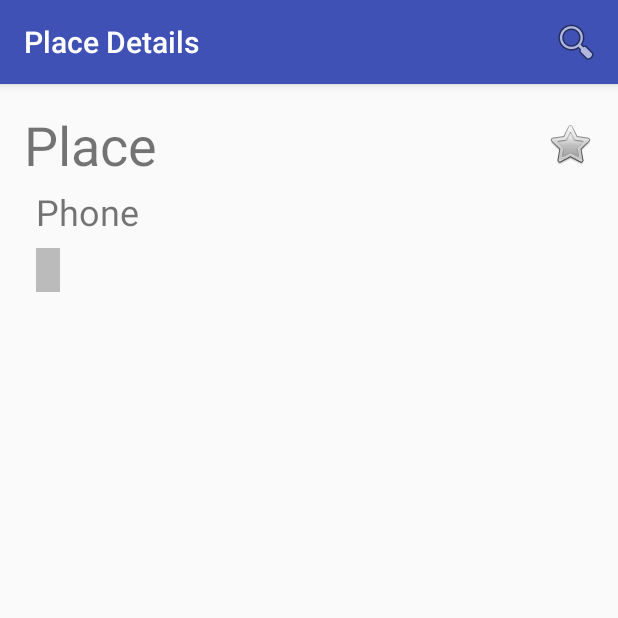
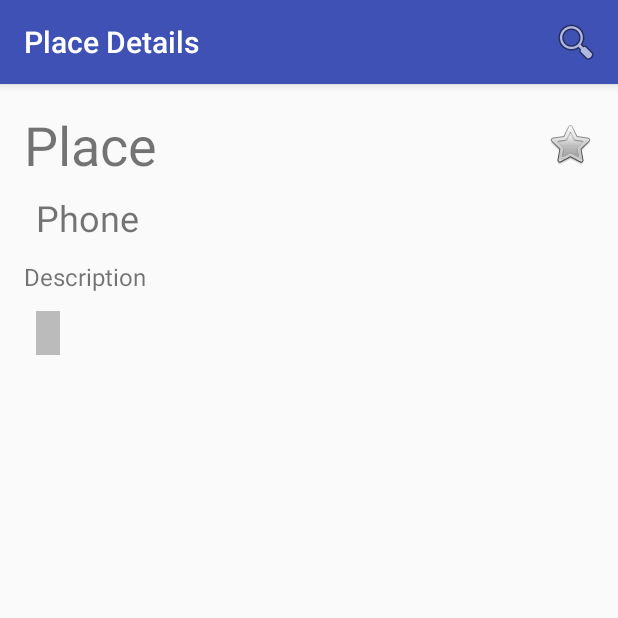
Before and after one commit to maezred/Places-Android, an Android app: the DetailActivity screen opened directly, with no data from a screen before it, on a phone screen of 412 x 824 dp, the top half of it. Run offline under Robolectric (Android 15) with nearby library versions, the phone set to English and light mode, and no system bars; libraries missing offline, so code that uses them is left out: com.readystatesoftware.sqliteasset; 8 statements that could not run were skipped.

Commit message:
Add description to detail activity.

```diff
--- a/app/src/main/java/net/moltendorf/places/activity/DetailActivity.java
+++ b/app/src/main/java/net/moltendorf/places/activity/DetailActivity.java
@@ -27,6 +27,7 @@ public class DetailActivity extends BaseActivity {
 
 	private TextView placeName, placePhone;
 	private CheckBox     placeFavorite;
+	private TextView     placeDescription;
 	private LinearLayout placeTags;
 
 	private PlacesQueryHelper queryHelper;
@@ -55,6 +56,7 @@ public class DetailActivity extends BaseActivity {
 		placeName = (TextView) findViewById(R.id.detail_place_name);
 		placePhone = (TextView) findViewById(R.id.detail_place_phone);
 		placeFavorite = (CheckBox) findViewById(R.id.detail_place_favorite);
+		placeDescription = (TextView) findViewById(R.id.detail_place_description);
 		placeTags = (LinearLayout) findViewById(R.id.detail_place_tags);
 	}
 
@@ -81,6 +83,7 @@ public class DetailActivity extends BaseActivity {
 		placeName.setText(place.getName());
 		placePhone.setText(place.getPhone());
 		placeFavorite.setChecked(place.isFavorite());
+		placeDescription.setText(place.getDescription());
 
 		placeTags.removeAllViewsInLayout();
 
--- a/app/src/main/res/layout/content_detail.xml
+++ b/app/src/main/res/layout/content_detail.xml
@@ -17,6 +17,7 @@
 	<LinearLayout
 		android:layout_width="match_parent"
 		android:layout_height="wrap_content"
+		android:layout_marginBottom="4dp"
 		android:gravity="center"
 		android:orientation="horizontal">
 
@@ -39,12 +40,20 @@
 		android:id="@+id/detail_place_phone"
 		android:layout_width="wrap_content"
 		android:layout_height="wrap_content"
-		android:layout_marginBottom="4dp"
+		android:layout_marginBottom="8dp"
 		android:layout_marginLeft="4dp"
 		android:layout_marginStart="4dp"
 		android:padding="4dp"
 		android:text="@string/placeholder_phone"
 		android:textSize="24sp"/>
+
+	<TextView
+		android:id="@+id/detail_place_description"
+		android:layout_width="match_parent"
+		android:layout_height="wrap_content"
+		android:layout_marginBottom="12dp"
+		android:text="@string/placeholder_description"
+		android:textSize="16sp"/>
 
 	<LinearLayout
 		android:id="@+id/detail_place_tags"
--- a/app/src/main/res/values/strings.xml
+++ b/app/src/main/res/values/strings.xml
@@ -14,4 +14,5 @@
 	<string name="main_title">The Food at Stoneridge Mall</string>
 	<string name="title_activity_tags">All Tags</string>
 	<string name="placeholder_tag">Tag</string>
+	<string name="placeholder_description">Description</string>
 </resources>
```
